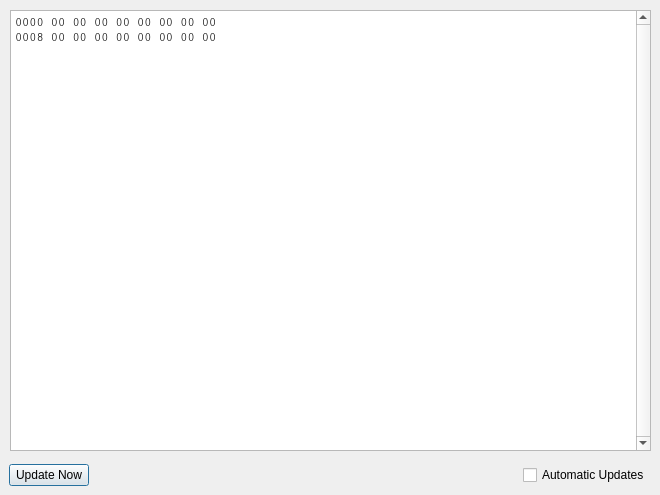
The window that sources/Desktop/memorybrowser.ui (AbhishekGhosh/kim_uno_remix) describes before a commit, drawn with Qt 5.
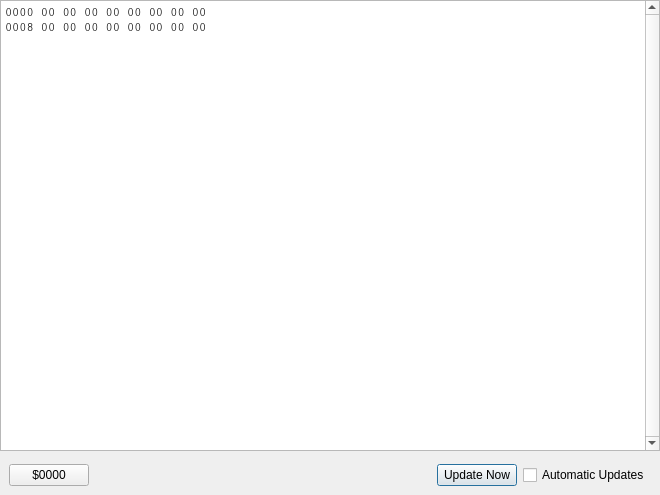
The same window after the commit.

Diff of the .ui file:
```diff
--- a/sources/Desktop/memorybrowser.ui
+++ b/sources/Desktop/memorybrowser.ui
@@ -19,10 +19,10 @@
    </property>
    <property name="geometry">
     <rect>
-     <x>10</x>
-     <y>10</y>
-     <width>641</width>
-     <height>441</height>
+     <x>0</x>
+     <y>0</y>
+     <width>660</width>
+     <height>451</height>
     </rect>
    </property>
    <property name="font">
@@ -64,9 +64,12 @@
    </property>
    <layout class="QHBoxLayout" name="horizontalLayout">
     <item>
-     <widget class="QPushButton" name="updateButton">
+     <widget class="QPushButton" name="go0000">
       <property name="text">
-       <string>Update Now</string>
+       <string>$0000</string>
+      </property>
+      <property name="autoDefault">
+       <bool>false</bool>
       </property>
      </widget>
     </item>
@@ -83,6 +86,16 @@
       </property>
      </spacer>
     </item>
+    <item>
+     <widget class="QPushButton" name="updateButton">
+      <property name="text">
+       <string>Update Now</string>
+      </property>
+      <property name="default">
+       <bool>true</bool>
+      </property>
+     </widget>
+    </item>
     <item>
      <widget class="QCheckBox" name="autoUpdates">
       <property name="text">
```
